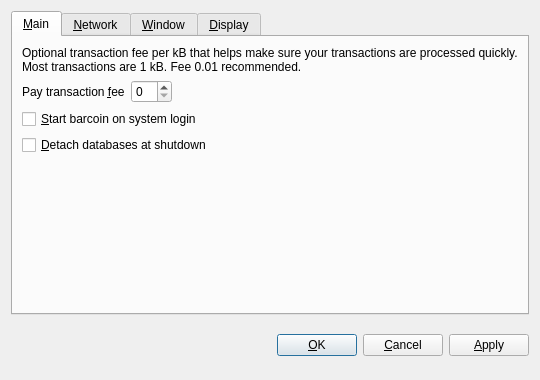
The window that src/qt/forms/optionsdialog.ui (moophlo/MufloCoin) describes before a commit, drawn with Qt 5.
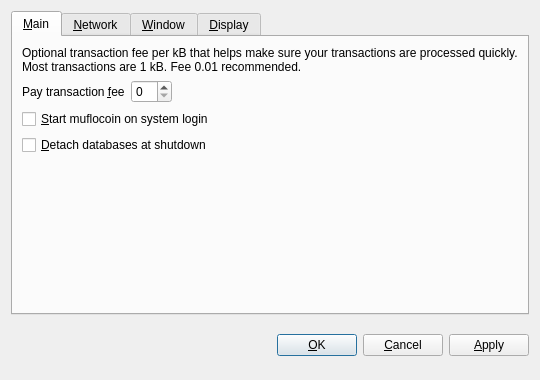
The same window after the commit. The open tabs and pages were chosen to show the change. Custom widgets are drawn as their Qt base class.

```diff
--- a/src/qt/forms/optionsdialog.ui
+++ b/src/qt/forms/optionsdialog.ui
@@ -82,7 +82,7 @@
           <string>Automatically start barcoin after logging in to the system.</string>
          </property>
          <property name="text">
-          <string>&amp;Start barcoin on system login</string>
+          <string>&amp;Start muflocoin on system login</string>
          </property>
         </widget>
        </item>
```
Left out of the diff: 10 changed lines with no effect on the pictures.
